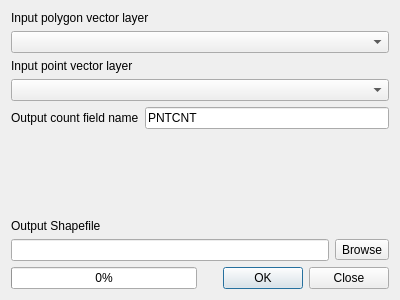
Above: python/plugins/fTools/tools/frmPointsInPolygon.ui from qgis/QGIS before the change. Below: the same form after it.
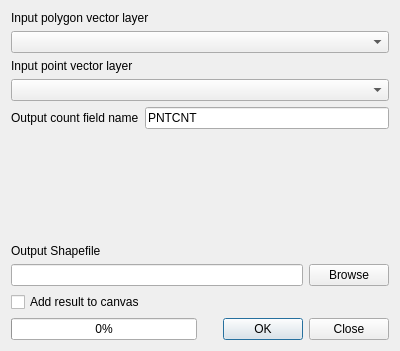
That is the form after the change.

Commit message: [fTools] homogenize UI (contributed by Salvatore Larosa)

The edit to the form file:
```diff
--- a/python/plugins/fTools/tools/frmPointsInPolygon.ui
+++ b/python/plugins/fTools/tools/frmPointsInPolygon.ui
@@ -7,14 +7,14 @@
     <x>0</x>
     <y>0</y>
     <width>400</width>
-    <height>300</height>
+    <height>351</height>
    </rect>
   </property>
   <property name="windowTitle">
    <string>Count Points In Polygons</string>
   </property>
   <layout class="QGridLayout" name="gridLayout">
-   <item row="0" column="0" colspan="2">
+   <item row="0" column="0">
     <layout class="QVBoxLayout" name="verticalLayout_2">
      <item>
       <widget class="QLabel" name="label_3">
@@ -28,7 +28,7 @@
      </item>
     </layout>
    </item>
-   <item row="1" column="0" colspan="2">
+   <item row="1" column="0">
     <layout class="QVBoxLayout" name="verticalLayout_3">
      <item>
       <widget class="QLabel" name="label_4">
@@ -42,7 +42,7 @@
      </item>
     </layout>
    </item>
-   <item row="2" column="0" colspan="2">
+   <item row="2" column="0">
     <layout class="QHBoxLayout">
      <item>
       <widget class="QLabel" name="label_5">
@@ -76,7 +76,7 @@
      </property>
     </spacer>
    </item>
-   <item row="4" column="0" colspan="2">
+   <item row="4" column="0">
     <layout class="QVBoxLayout" name="verticalLayout">
      <item>
       <widget class="QLabel" name="label_2">
@@ -95,7 +95,7 @@
         </widget>
        </item>
        <item>
-        <widget class="QToolButton" name="toolOut">
+        <widget class="QPushButton" name="toolOut">
          <property name="text">
           <string>Browse</string>
          </property>
@@ -106,6 +106,15 @@
     </layout>
    </item>
    <item row="5" column="0">
+    <widget class="QCheckBox" name="addToCanvasCheck">
+     <property name="text">
+      <string>Add result to canvas</string>
+     </property>
+    </widget>
+   </item>
+   <item row="6" column="0">
+    <layout class="QHBoxLayout" name="horizontalLayout_2">
+     <item>
     <widget class="QProgressBar" name="progressBar">
      <property name="value">
       <number>0</number>
@@ -118,7 +127,7 @@
      </property>
     </widget>
    </item>
-   <item row="5" column="1">
+     <item>
     <widget class="QDialogButtonBox" name="buttonBox">
      <property name="orientation">
       <enum>Qt::Horizontal</enum>
@@ -127,6 +136,8 @@
       <set>QDialogButtonBox::Close|QDialogButtonBox::Ok</set>
      </property>
     </widget>
+     </item>
+    </layout>
    </item>
   </layout>
  </widget>
```
Lines whose indentation alone changed are shown as unchanged. The commit also changes 26 other files.
